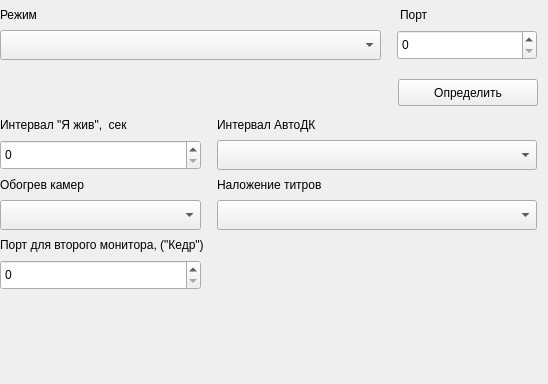
This is m_cfg/rastr_widget.ui in xXRadioHeadXx/start7 as Qt 5 draws it before an edit. The edited form follows.
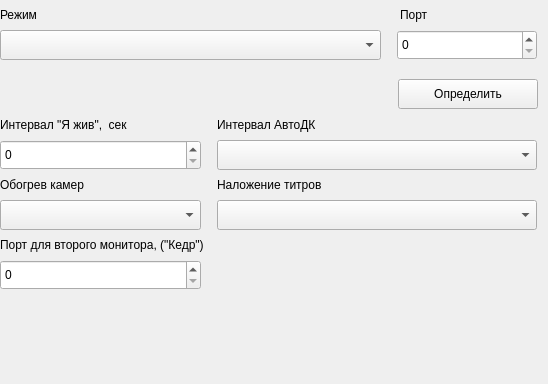
This is the edited form. Custom widgets are drawn as their Qt base class.

Diff of the .ui file:
```diff
--- a/m_cfg/rastr_widget.ui
+++ b/m_cfg/rastr_widget.ui
@@ -52,7 +52,7 @@
      <x>398</x>
      <y>79</y>
      <width>140</width>
-     <height>27</height>
+     <height>30</height>
     </rect>
    </property>
    <property name="text">
```
